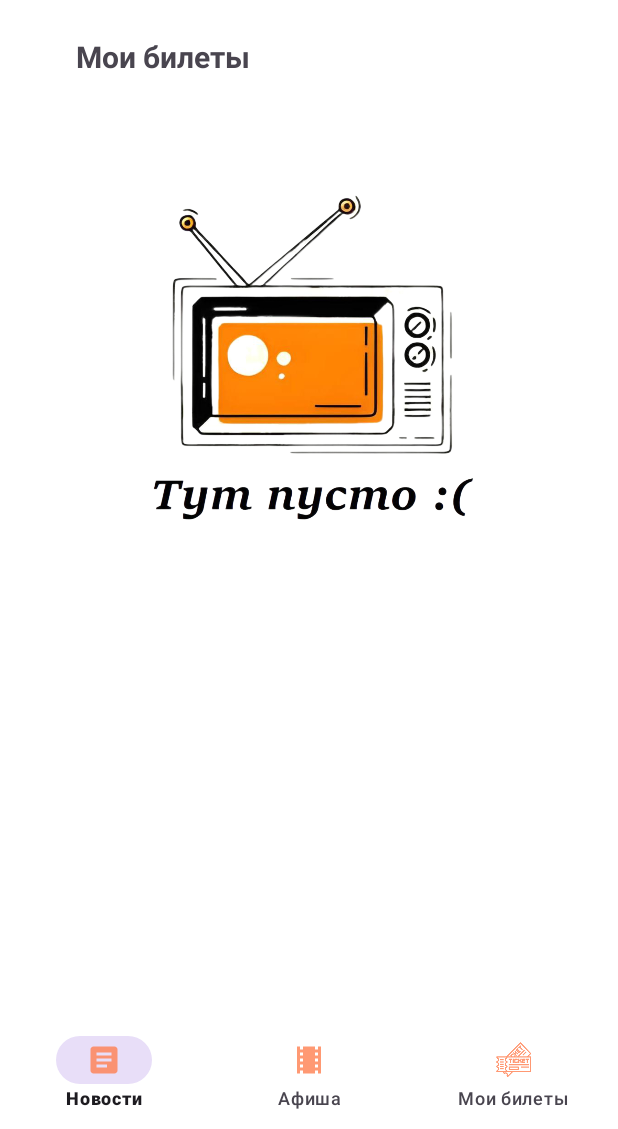
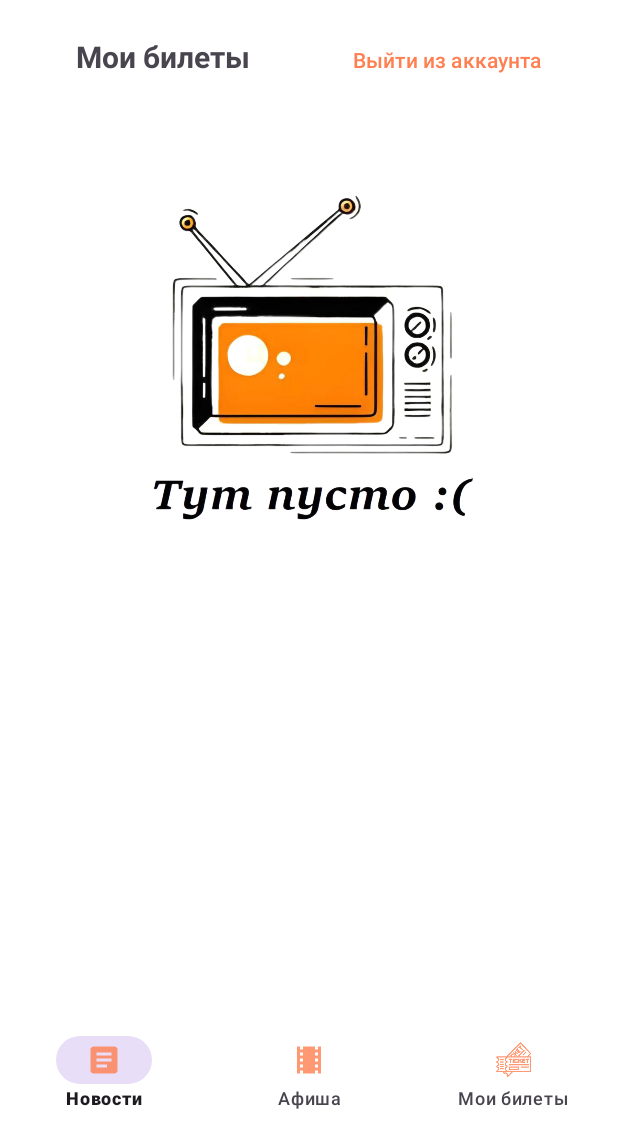
Before and after one commit to Grouscrotz/TakeTickets, an Android app: the fragment MyTicketsFragment placed in its activity, on a phone screen of 412 x 824 dp, the part 107-1236 px from its top. Run offline under Robolectric (Android 15) with nearby library versions, the phone set to English and light mode, and no system bars; our stand-ins replace Firebase (no records; nobody signed in at launch, a user with empty details on screens opened directly); 1 statement that could not run was skipped.

```diff
--- a/app/src/main/java/com/example/taketickets/MainActivity.java
+++ b/app/src/main/java/com/example/taketickets/MainActivity.java
@@ -68,7 +68,7 @@ public class MainActivity extends AppCompatActivity {
         }
 
 
-
+        showNewsFragment();
 
     }
 
@@ -199,6 +199,7 @@ public class MainActivity extends AppCompatActivity {
 
     // Метод для проверки роли входяещго(текущего) пользователя
     public void checkRole() {
+
         String userID = FirebaseAuth.getInstance().getCurrentUser().getUid();
         DatabaseReference databaseReference = FirebaseDatabase.getInstance().getReference("Users").child(userID).child("role");
         databaseReference.addValueEventListener(new ValueEventListener() {
--- a/app/src/main/java/com/example/taketickets/fragments/MyTicketsFragment.java
+++ b/app/src/main/java/com/example/taketickets/fragments/MyTicketsFragment.java
@@ -1,5 +1,6 @@
 package com.example.taketickets.fragments;
 
+import android.content.Intent;
 import android.os.Bundle;
 
 import androidx.annotation.NonNull;
@@ -11,11 +12,14 @@ import android.util.Log;
 import android.view.LayoutInflater;
 import android.view.View;
 import android.view.ViewGroup;
+import android.widget.Button;
 import android.widget.ImageView;
 
+import com.example.taketickets.MainActivity;
 import com.example.taketickets.MySupportClasses.MyTicket;
 import com.example.taketickets.R;
 import com.example.taketickets.adapters.MyTicketsAdapter;
+import com.example.taketickets.regActivity.LoginActivity;
 import com.google.firebase.auth.FirebaseAuth;
 import com.google.firebase.database.DataSnapshot;
 import com.google.firebase.database.DatabaseError;
@@ -34,6 +38,7 @@ public class MyTicketsFragment extends Fragment {
     public MyTicketsAdapter myTicketsAdapter;
     public List<MyTicket> myTickets;
     public ImageView imageView;
+    public Button buttonExitAccount;
     public MyTicketsFragment() {
         // Required empty public constructor
     }
@@ -72,6 +77,18 @@ public class MyTicketsFragment extends Fragment {
         if (myTickets.isEmpty()) {
             imageView.setVisibility(View.VISIBLE);
         } else {imageView.setVisibility(View.INVISIBLE);}
+
+
+        buttonExitAccount = view.findViewById(R.id.buttonExitAccount);
+
+        buttonExitAccount.setOnClickListener(new View.OnClickListener() {
+            @Override
+            public void onClick(View v) {
+                FirebaseAuth.getInstance().signOut();
+                startActivity(new Intent(getContext(), LoginActivity.class));
+            }
+        });
+
         return  view;
     }
 
@@ -120,4 +137,5 @@ public class MyTicketsFragment extends Fragment {
 
 
 
+
 }
--- a/app/src/main/res/layout/fragment_my_tickets.xml
+++ b/app/src/main/res/layout/fragment_my_tickets.xml
@@ -10,14 +10,13 @@
 
     <androidx.recyclerview.widget.RecyclerView
         android:id="@+id/recyclerViewMyTickets"
-        android:layout_width="330dp"
-        android:layout_height="588dp"
+        android:layout_width="317dp"
+        android:layout_height="510dp"
         android:layout_marginStart="8dp"
         android:layout_marginEnd="8dp"
-        android:layout_marginBottom="8dp"
+        android:layout_marginBottom="92dp"
         app:layout_constraintBottom_toBottomOf="parent"
         app:layout_constraintEnd_toEndOf="parent"
-        app:layout_constraintHorizontal_bias="0.488"
         app:layout_constraintStart_toStartOf="parent" />
 
     <TextView
@@ -43,4 +42,17 @@
         app:layout_constraintEnd_toEndOf="parent"
         app:layout_constraintStart_toStartOf="parent" />
 
+    <Button
+        android:id="@+id/buttonExitAccount"
+        android:layout_width="wrap_content"
+        android:layout_height="wrap_content"
+        android:layout_marginTop="16dp"
+        android:backgroundTint="@color/white"
+        android:text="Выйти из аккаунта"
+        android:textColor="@color/coral"
+        app:layout_constraintEnd_toEndOf="parent"
+        app:layout_constraintHorizontal_bias="0.728"
+        app:layout_constraintStart_toEndOf="@+id/textViewMyTickets"
+        app:layout_constraintTop_toTopOf="parent" />
+
 </androidx.constraintlayout.widget.ConstraintLayout>
```
Also changed, not shown: app/src/main/AndroidManifest.xml (+7 -11 lines), app/src/main/java/com/example/taketickets/fragments/SeatSelectionFragment.java (+10 -4 lines).
